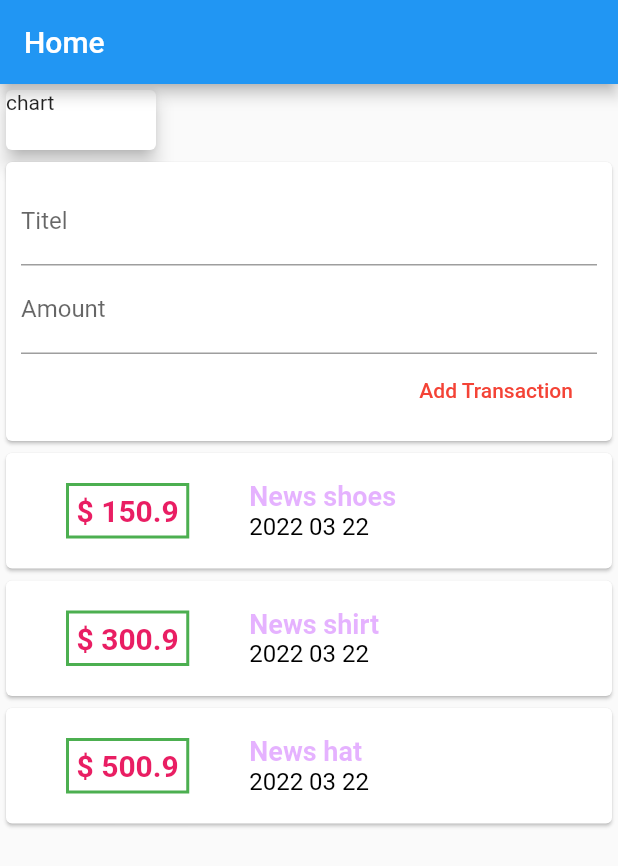
After one commit to nga-kezzy/Flutter, a Flutter app: the screen it shows after launch, on a phone screen of 412 x 824 dp. The commit adds this screen. Shown: the top 866 px of the screen. Run offline on Flutter 3.47's test engine with Material 2 defaults, Android fonts, the phone set to English and light mode, and no system bars; our stand-ins replace sqflite; accounts and stored records are empty.

Commit message:
tách riêng ra các widget

```diff
--- /dev/null
+++ b/work_project/lib/widgets/new_transaction.dart
@@ -0,0 +1,39 @@
+import 'package:flutter/material.dart';
+import './new_transaction.dart';
+import './transaction_list.dart';
+
+class NewTransaction extends StatelessWidget {
+  final titlecontroller = TextEditingController();
+  final amountcontroller = TextEditingController();
+  NewTransaction({Key? key}) : super(key: key);
+
+  @override
+  Widget build(BuildContext context) {
+    return Card(
+      child: Container(
+        padding: EdgeInsets.all(10),
+        child: Column(
+          crossAxisAlignment: CrossAxisAlignment.end,
+          children: [
+            TextField(
+              decoration: InputDecoration(labelText: 'Titel'),
+              controller: titlecontroller,
+            ),
+            TextField(
+              decoration: InputDecoration(labelText: 'Amount'),
+              controller: amountcontroller,
+            ),
+            FlatButton(
+              child: Text('Add Transaction'),
+              textColor: Colors.red,
+              onPressed: () {
+                print(titlecontroller.text);
+                print(amountcontroller.text);
+              },
+            ),
+          ],
+        ),
+      ),
+    );
+  }
+}
--- a/work_project/lib/widgets/transaction_list.dart
+++ b/work_project/lib/widgets/transaction_list.dart
@@ -1,15 +1,77 @@
 import 'package:flutter/material.dart';
+import '../models/transaction.dart';
+import 'package:intl/intl.dart';
+import '../widgets/transaction_list.dart';
 
-class TransactionList extends StatefulWidget {
-  const TransactionList({Key? key}) : super(key: key);
+class TransactionList extends StatelessWidget {
+  final List<Transaction> _useTransactions = [
+    Transaction(
+      id: 'x1',
+      title: 'News shoes',
+      amount: 150.9,
+      date: DateTime.now(),
+    ),
+    Transaction(
+      id: 'x2',
+      title: 'News shirt',
+      amount: 300.9,
+      date: DateTime.now(),
+    ),
+    Transaction(
+      id: 'x3',
+      title: 'News hat',
+      amount: 500.9,
+      date: DateTime.now(),
+    ),
+  ];
 
   @override
-  State<TransactionList> createState() => _TransactionListState();
-}
-
-class _TransactionListState extends State<TransactionList> {
-  @override
   Widget build(BuildContext context) {
-    return Container();
+    return Column(
+      children: _useTransactions.map((tx) {
+        return Card(
+          child: Row(
+            children: [
+              Container(
+                margin:
+                    const EdgeInsets.symmetric(vertical: 20, horizontal: 40),
+                decoration: BoxDecoration(
+                  border: Border.all(color: Colors.green, width: 2),
+                ),
+                padding: EdgeInsets.all(5),
+                child: Text(
+                  '\$ ${tx.amount}',
+                  style: const TextStyle(
+                      fontWeight: FontWeight.bold,
+                      fontSize: 20,
+                      color: Colors.pink),
+                ),
+              ),
+              Column(
+                crossAxisAlignment: CrossAxisAlignment.start,
+                children: [
+                  Text(
+                    tx.title.toString(),
+                    style: const TextStyle(
+                      fontWeight: FontWeight.bold,
+                      fontSize: 18,
+                      color: Color.fromRGBO(191, 62, 255, 0.4),
+                    ),
+                  ),
+                  Text(
+                    DateFormat('yyyy MM dd').format(tx.date),
+                    style: const TextStyle(
+                      fontSize: 16,
+                      color: Colors.black,
+                    ),
+                  ),
+                ],
+              ),
+            ],
+          ),
+        );
+        TransactionList();
+      }).toList(),
+    );
   }
 }
--- /dev/null
+++ b/work_project/lib/widgets/user_transaction.dart
@@ -0,0 +1,23 @@
+import 'package:flutter/material.dart';
+import './new_transaction.dart';
+import './transaction_list.dart';
+import '../models/transaction.dart';
+
+class UserTransactions extends StatefulWidget {
+  const UserTransactions({Key? key}) : super(key: key);
+
+  @override
+  State<UserTransactions> createState() => _UserTransactionsState();
+}
+
+class _UserTransactionsState extends State<UserTransactions> {
+  @override
+  Widget build(BuildContext context) {
+    return Column(
+      children: [
+        NewTransaction(),
+        TransactionList(),
+      ],
+    );
+  }
+}
```
Also changed, not shown: work_project/lib/main.dart (+2 -96 lines).
